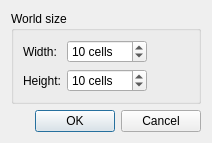
This is src/editor/newworlddialog.ui in Unjammer/WorldEd as Qt 5 draws it before an edit. The edited form follows.
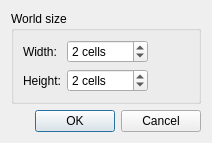
This is the edited form.

```diff
--- a/src/editor/newworlddialog.ui
+++ b/src/editor/newworlddialog.ui
@@ -42,10 +42,10 @@
          <number>1</number>
         </property>
         <property name="maximum">
-         <number>512</number>
+         <number>1000</number>
         </property>
         <property name="value">
-         <number>10</number>
+         <number>2</number>
         </property>
        </widget>
       </item>
@@ -71,10 +71,10 @@
          <number>1</number>
         </property>
         <property name="maximum">
-         <number>512</number>
+         <number>1000</number>
         </property>
         <property name="value">
-         <number>10</number>
+         <number>2</number>
         </property>
        </widget>
       </item>
```
